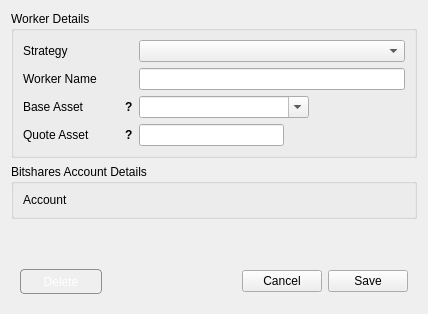
Above: dexbot/views/ui/edit_worker_window.ui from xeroc/stakemachine before the change. Below: the same form after it.
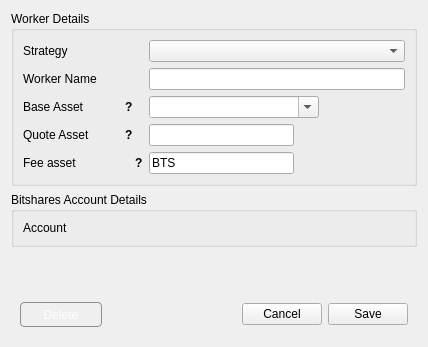
That is the form after the change.

Commit message: Add fee asset option for workers

```diff
--- a/dexbot/views/ui/edit_worker_window.ui
+++ b/dexbot/views/ui/edit_worker_window.ui
@@ -7,7 +7,7 @@
     <x>0</x>
     <y>0</y>
     <width>428</width>
-    <height>314</height>
+    <height>347</height>
    </rect>
   </property>
   <property name="windowTitle">
@@ -284,6 +284,120 @@
         </layout>
        </widget>
       </item>
+      <item row="6" column="0">
+       <widget class="QWidget" name="fee_asset_wrap" native="true">
+        <property name="sizePolicy">
+         <sizepolicy hsizetype="Fixed" vsizetype="Preferred">
+          <horstretch>0</horstretch>
+          <verstretch>0</verstretch>
+         </sizepolicy>
+        </property>
+        <property name="minimumSize">
+         <size>
+          <width>120</width>
+          <height>0</height>
+         </size>
+        </property>
+        <property name="maximumSize">
+         <size>
+          <width>120</width>
+          <height>16777215</height>
+         </size>
+        </property>
+        <layout class="QHBoxLayout" name="horizontalLayout_5">
+         <property name="spacing">
+          <number>0</number>
+         </property>
+         <property name="leftMargin">
+          <number>0</number>
+         </property>
+         <property name="topMargin">
+          <number>0</number>
+         </property>
+         <property name="rightMargin">
+          <number>0</number>
+         </property>
+         <property name="bottomMargin">
+          <number>0</number>
+         </property>
+         <item>
+          <widget class="QLabel" name="fee_asset_label">
+           <property name="minimumSize">
+            <size>
+             <width>0</width>
+             <height>0</height>
+            </size>
+           </property>
+           <property name="maximumSize">
+            <size>
+             <width>16777215</width>
+             <height>16777215</height>
+            </size>
+           </property>
+           <property name="text">
+            <string>Fee asset</string>
+           </property>
+           <property name="buddy">
+            <cstring>quote_asset_input</cstring>
+           </property>
+          </widget>
+         </item>
+         <item>
+          <widget class="QLabel" name="fee_asset_tooltip">
+           <property name="sizePolicy">
+            <sizepolicy hsizetype="Fixed" vsizetype="Preferred">
+             <horstretch>0</horstretch>
+             <verstretch>0</verstretch>
+            </sizepolicy>
+           </property>
+           <property name="font">
+            <font>
+             <weight>75</weight>
+             <bold>true</bold>
+            </font>
+           </property>
+           <property name="cursor">
+            <cursorShape>WhatsThisCursor</cursorShape>
+           </property>
+           <property name="toolTip">
+            <string>Asset to be used to pay transaction fees</string>
+           </property>
+           <property name="text">
+            <string>?</string>
+           </property>
+           <property name="margin">
+            <number>5</number>
+           </property>
+          </widget>
+         </item>
+        </layout>
+       </widget>
+      </item>
+      <item row="6" column="1">
+       <widget class="QLineEdit" name="fee_asset_input">
+        <property name="sizePolicy">
+         <sizepolicy hsizetype="Fixed" vsizetype="Fixed">
+          <horstretch>0</horstretch>
+          <verstretch>0</verstretch>
+         </sizepolicy>
+        </property>
+        <property name="minimumSize">
+         <size>
+          <width>145</width>
+          <height>0</height>
+         </size>
+        </property>
+        <property name="maximumSize">
+         <size>
+          <width>80</width>
+          <height>16777215</height>
+         </size>
+        </property>
+        <property name="text">
+         <string>BTS</string>
+        </property>
+       </widget>
+      </item>
      </layout>
     </widget>
    </item>
```
The commit also changes 5 other files.
